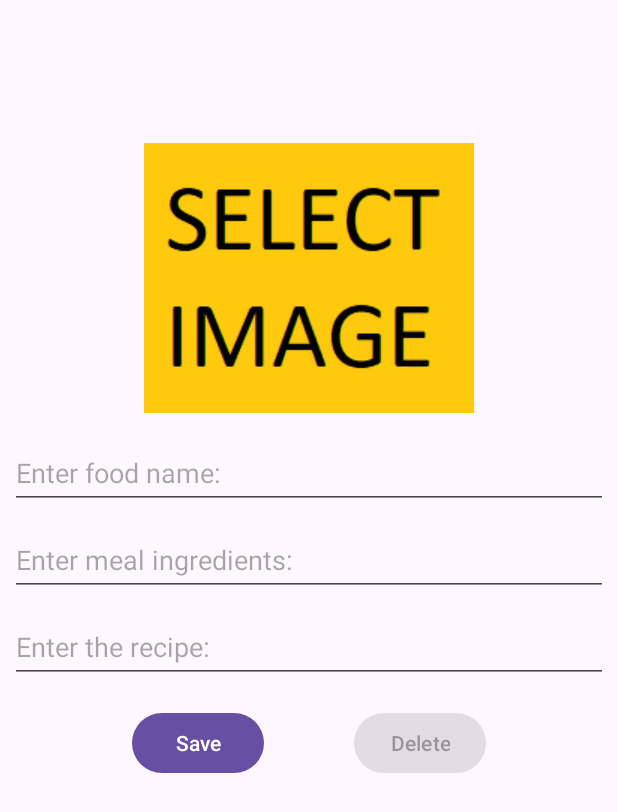
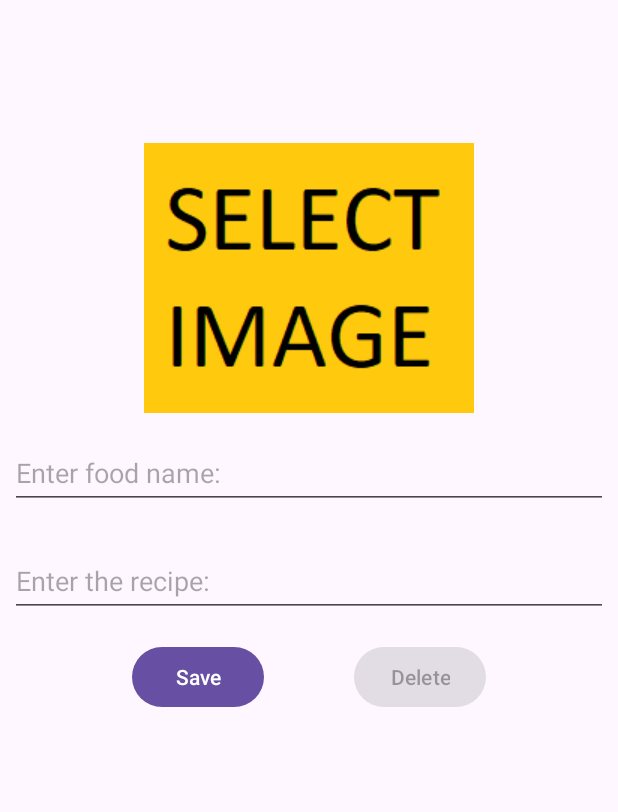
Before and after one commit to brkgncr/Android-RecipeAppKotlin, an Android app: the screen it shows after launch (MainActivity), after a tap on an icon or button, on a phone screen of 412 x 824 dp. Shown: the top 812 px of the screen. Run offline under Robolectric (Android 15) with nearby library versions, the phone set to English and light mode, and no system bars; our stand-ins replace Room's generated code, RxJava.

```diff
--- /dev/null
+++ b/app/src/main/java/com/burak/cookbook/adapter/RecipeAdapter.kt
@@ -0,0 +1,34 @@
+package com.burak.cookbook.adapter
+
+import android.view.LayoutInflater
+import android.view.ViewGroup
+import androidx.navigation.Navigation
+import androidx.recyclerview.widget.RecyclerView
+import com.burak.cookbook.databinding.RecyclerRowBinding
+import com.burak.cookbook.model.Recipe
+import com.burak.cookbook.view.ListFragmentDirections
+
+class RecipeAdapter(val recipeList : List<Recipe>) :
+    RecyclerView.Adapter<RecipeAdapter.RecipeHolder>() {
+
+    class RecipeHolder (val binding: RecyclerRowBinding) : RecyclerView.ViewHolder(binding.root) {
+
+    }
+
+    override fun onCreateViewHolder(parent: ViewGroup, viewType: Int): RecipeHolder {
+        val recyclerRowBinding = RecyclerRowBinding.inflate(LayoutInflater.from(parent.context),parent,false)
+        return RecipeHolder(recyclerRowBinding)
+    }
+
+    override fun getItemCount(): Int {
+        return recipeList.size
+    }
+
+    override fun onBindViewHolder(holder: RecipeHolder, position: Int) {
+        holder.binding.recyclerViewTextView.text = recipeList[position].name
+        holder.itemView.setOnClickListener{
+            val action = ListFragmentDirections.actionListFragmentToRecipeFragment(info = "old", id = recipeList[position].id)
+            Navigation.findNavController(it).navigate(action)
+        }
+    }
+}
--- a/app/src/main/java/com/burak/cookbook/model/Recipe.kt
+++ b/app/src/main/java/com/burak/cookbook/model/Recipe.kt
@@ -7,12 +7,8 @@ import androidx.room.PrimaryKey
 @Entity
 data class Recipe (
     // Make SQL Column name and types
-
     @ColumnInfo(name = "name")
     var name : String,
-
-    @ColumnInfo(name = "material")
-    var material : String,
 
     @ColumnInfo(name = "recipe")
     var recipe : String,
@@ -22,7 +18,6 @@ data class Recipe (
 
 ) {
     // Make ID column and auto update
-
     @PrimaryKey(autoGenerate = true)
     var id = 0
 }
--- a/app/src/main/java/com/burak/cookbook/roomdb/RecipeDAO.kt
+++ b/app/src/main/java/com/burak/cookbook/roomdb/RecipeDAO.kt
@@ -11,7 +11,6 @@ import io.reactivex.rxjava3.core.Flowable
 @Dao
 interface RecipeDAO {
     // Make SQL Queries
-
     @Query("SELECT * FROM Recipe")
     fun getALL() : Flowable<List<Recipe>>
 
--- a/app/src/main/java/com/burak/cookbook/roomdb/RecipeDatabase.kt
+++ b/app/src/main/java/com/burak/cookbook/roomdb/RecipeDatabase.kt
@@ -7,5 +7,5 @@ import com.burak.cookbook.model.Recipe
 // Make SQL Creation
 @Database(entities = [Recipe::class], version = 1)
 abstract class RecipeDatabase : RoomDatabase() {
-    abstract fun userDao(): RecipeDAO
+    abstract fun recipeDao(): RecipeDAO
 }
--- a/app/src/main/java/com/burak/cookbook/view/ListFragment.kt
+++ b/app/src/main/java/com/burak/cookbook/view/ListFragment.kt
@@ -6,10 +6,16 @@ import android.view.LayoutInflater
 import android.view.View
 import android.view.ViewGroup
 import androidx.navigation.Navigation
+import androidx.recyclerview.widget.LinearLayoutManager
 import androidx.room.Room
+import com.burak.cookbook.adapter.RecipeAdapter
 import com.burak.cookbook.databinding.FragmentListBinding
+import com.burak.cookbook.model.Recipe
 import com.burak.cookbook.roomdb.RecipeDAO
 import com.burak.cookbook.roomdb.RecipeDatabase
+import io.reactivex.rxjava3.android.schedulers.AndroidSchedulers
+import io.reactivex.rxjava3.disposables.CompositeDisposable
+import io.reactivex.rxjava3.schedulers.Schedulers
 
 
 class ListFragment : Fragment() {
@@ -19,12 +25,18 @@ class ListFragment : Fragment() {
 
     private lateinit var db : RecipeDatabase
     private  lateinit var  recipeDao : RecipeDAO
+    private val mDisposable = CompositeDisposable()
 
     override fun onCreate(savedInstanceState: Bundle?) {
         super.onCreate(savedInstanceState)
 
         db = Room.databaseBuilder(requireContext(),RecipeDatabase::class.java,"Recipe").build()
-        recipeDao =db.userDao()
+        recipeDao =db.recipeDao()
+    }
+
+    private fun handleResponse(recipes: List<Recipe>) {
+        val tarifAdapter = RecipeAdapter(recipes)
+        binding.RecipeRecyclerView.adapter = tarifAdapter
     }
 
     override fun onCreateView(
@@ -38,18 +50,30 @@ class ListFragment : Fragment() {
 
     override fun onViewCreated(view: View, savedInstanceState: Bundle?) {
         super.onViewCreated(view, savedInstanceState)
+        binding.floatingActionButton.setOnClickListener{ newAdd(it) }
+        binding.RecipeRecyclerView.layoutManager = LinearLayoutManager(requireContext())
 
-        binding.floatingActionButton.setOnClickListener{ newAdd(it) }
+        getTheData()
+    }
+
+    private fun getTheData() {
+        mDisposable.add(
+            recipeDao.getALL()
+                .subscribeOn(Schedulers.io())
+                .observeOn(AndroidSchedulers.mainThread())
+                .subscribe(this::handleResponse)
+        )
     }
 
     fun newAdd(view : View) {
-        val action = ListFragmentDirections.actionListFragmentToRecipeFragment(info = "new", id = 0)
+        val action = ListFragmentDirections.actionListFragmentToRecipeFragment(info = "new", id = -1)
         Navigation.findNavController(view).navigate(action)
     }
 
     override fun onDestroyView() {
         super.onDestroyView()
         _binding = null
+        mDisposable.clear()
     }
 
 }
--- a/app/src/main/res/layout/fragment_recipe.xml
+++ b/app/src/main/res/layout/fragment_recipe.xml
@@ -36,33 +36,19 @@
         app:layout_constraintTop_toBottomOf="@+id/foodImageView" />
 
     <EditText
-        android:id="@+id/mealIngredientsText"
+        android:id="@+id/recipeText"
         android:layout_width="0dp"
         android:layout_height="48dp"
         android:layout_marginStart="5dp"
-        android:layout_marginTop="10dp"
+        android:layout_marginTop="24dp"
         android:layout_marginEnd="5dp"
         android:ems="10"
-        android:hint="Enter meal ingredients:"
+        android:hint="Enter the recipe:"
         android:inputType="text"
         app:layout_constraintEnd_toEndOf="parent"
         app:layout_constraintHorizontal_bias="0.0"
         app:layout_constraintStart_toStartOf="parent"
         app:layout_constraintTop_toBottomOf="@+id/foodNameText" />
-
-    <EditText
-        android:id="@+id/recipeText"
-        android:layout_width="0dp"
-        android:layout_height="48dp"
-        android:layout_marginStart="5dp"
-        android:layout_marginTop="10dp"
-        android:layout_marginEnd="5dp"
-        android:ems="10"
-        android:hint="Enter the recipe:"
-        android:inputType="text"
-        app:layout_constraintEnd_toEndOf="parent"
-        app:layout_constraintStart_toStartOf="parent"
-        app:layout_constraintTop_toBottomOf="@+id/mealIngredientsText" />
 
     <LinearLayout
         android:layout_width="match_parent"
--- a/app/src/main/res/layout/recycler_row.xml
+++ b/app/src/main/res/layout/recycler_row.xml
@@ -2,6 +2,8 @@
 <LinearLayout
     xmlns:android="http://schemas.android.com/apk/res/android"
     android:orientation="vertical"
+    android:background="@xml/border"
+    android:layout_margin="5dp"
     android:layout_width="match_parent"
     android:layout_height="wrap_content">
 
@@ -9,7 +11,7 @@
         android:id="@+id/recyclerViewTextView"
         android:layout_width="match_parent"
         android:layout_height="wrap_content"
-        android:layout_margin="5dp"
+        android:layout_margin="8dp"
         android:textSize="24sp" />
 
 
--- /dev/null
+++ b/app/src/main/res/xml/border.xml
@@ -0,0 +1,6 @@
+<?xml version="1.0" encoding="utf-8"?>
+<shape xmlns:android="http://schemas.android.com/apk/res/android"
+    android:shape="rectangle">
+    <stroke android:color="#13044D" android:width="2dp"/>
+    <corners android:radius="5dp" />
+</shape>
```
Also changed, not shown: app/src/main/java/com/burak/cookbook/view/RecipeFragment.kt (+49 -36 lines), gradle/wrapper/gradle-wrapper.properties.
